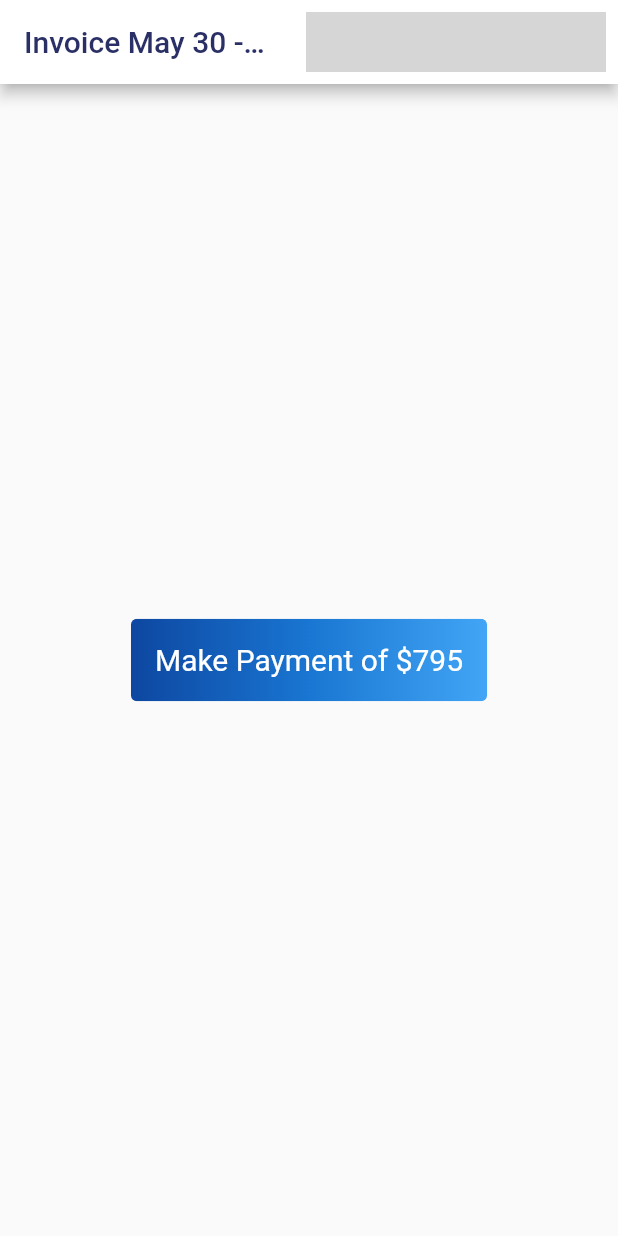
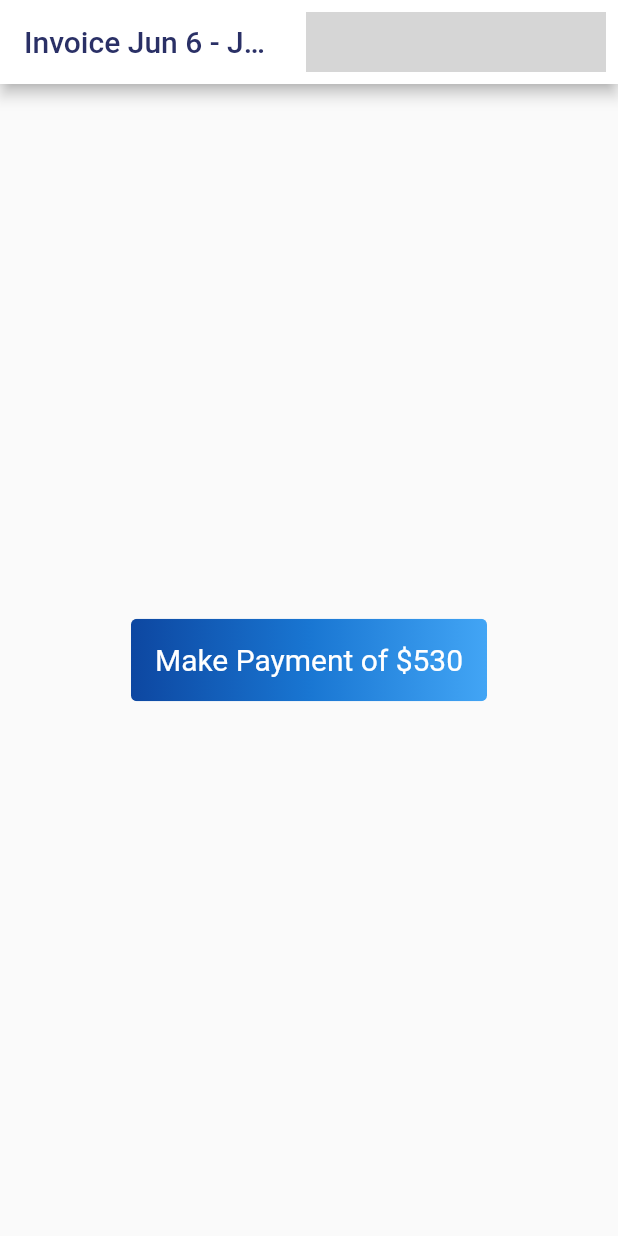
Before and after one commit to Team-Crushing-It/derosa_payment, a Flutter app: the screen it shows after launch, on a phone screen of 412 x 824 dp. Run offline on Flutter 3.47's test engine with Material 2 defaults, Android fonts, the phone set to English and light mode, and no system bars; our stand-ins replace bloc, cloud_firestore, equatable, firebase_auth, firebase_core, flutter_bloc and 1 more; missing offline and left inert: flow_builder, very_good_analysis; accounts and stored records are empty; generated files the repository leaves out were written again; network calls fail; grey boxes are pictures that could not be loaded.

Commit message:
Update home.dart

```diff
--- a/lib/home/view/home.dart
+++ b/lib/home/view/home.dart
@@ -30,8 +30,8 @@ class _HomeState extends State<Home> {
   @override
   Widget build(BuildContext context) {
     const id = 'DeRosa';
-    const title = 'May 30 - June 5';
-    const price = '795';
+    const title = 'Jun 6 - Jun 12';
+    const price = '530';
     final timeStamp = DateTime.now().toString();
 
     return Scaffold(
```
